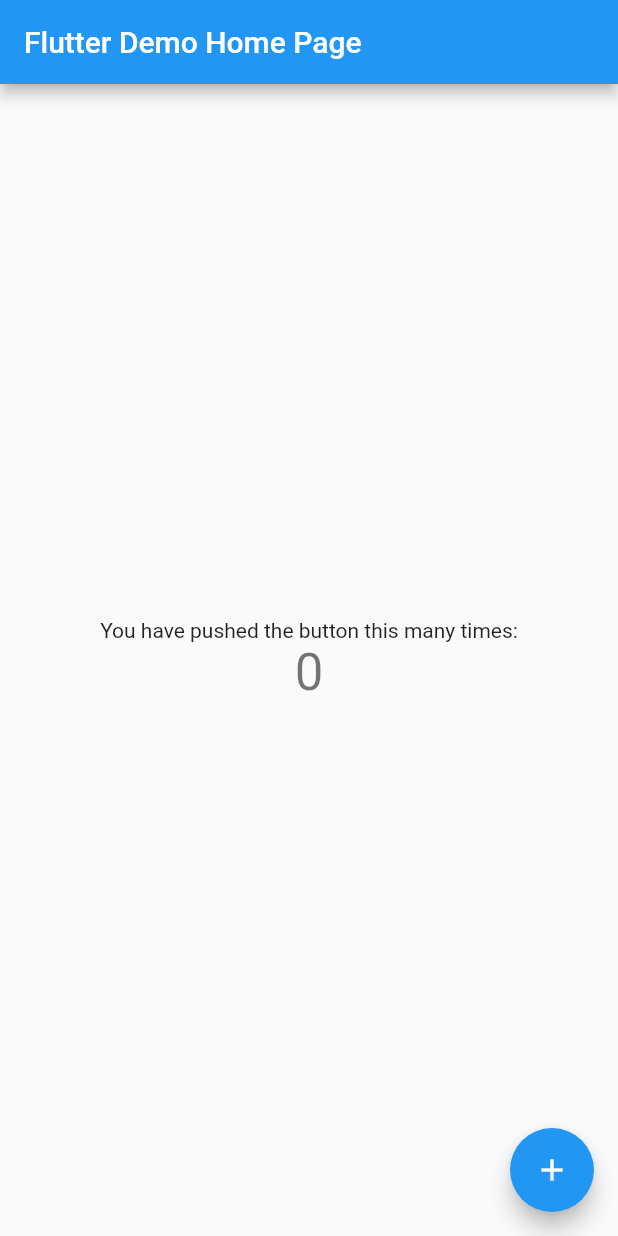
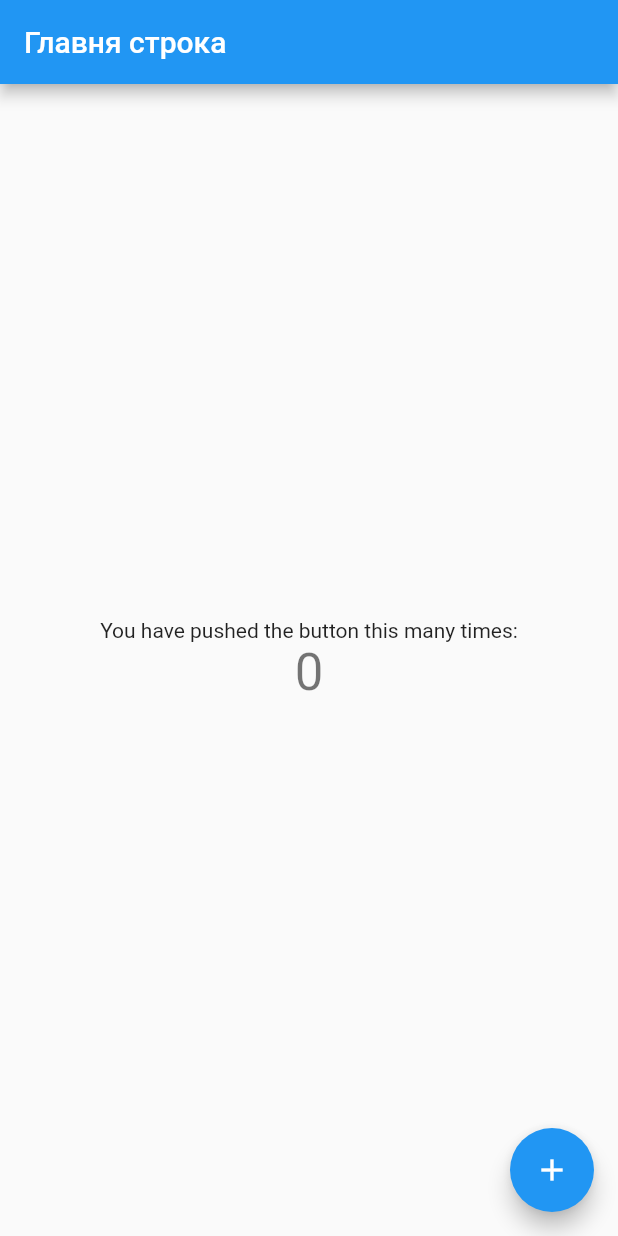
Before and after one commit to Coder19061988/Les02, a Flutter app: the screen it shows after launch, on a phone screen of 412 x 824 dp. Run offline on Flutter 3.47's test engine with Material 2 defaults, Android fonts, the phone set to English and light mode, and no system bars.

Commit message:
Поменял заголовок приложения

```diff
--- a/lib/main.dart
+++ b/lib/main.dart
@@ -24,7 +24,7 @@ class MyApp extends StatelessWidget {
         // is not restarted.
         primarySwatch: Colors.blue,
       ),
-      home: const MyHomePage(title: 'Flutter Demo Home Page'),
+      home: const MyHomePage(title: 'Главня строка'),
     );
   }
 }
```
